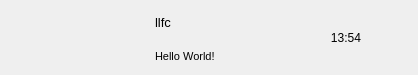
First picture: the form in client/chatuserwid.ui, repository beiyue99/wjfchat, before the edit.
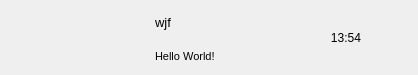
Second picture: the form after the edit.

The edit to the form file:
```diff
--- a/client/chatuserwid.ui
+++ b/client/chatuserwid.ui
@@ -163,7 +163,7 @@
          </font>
         </property>
         <property name="text">
-         <string>llfc</string>
+         <string>wjf</string>
         </property>
        </widget>
       </item>
```
